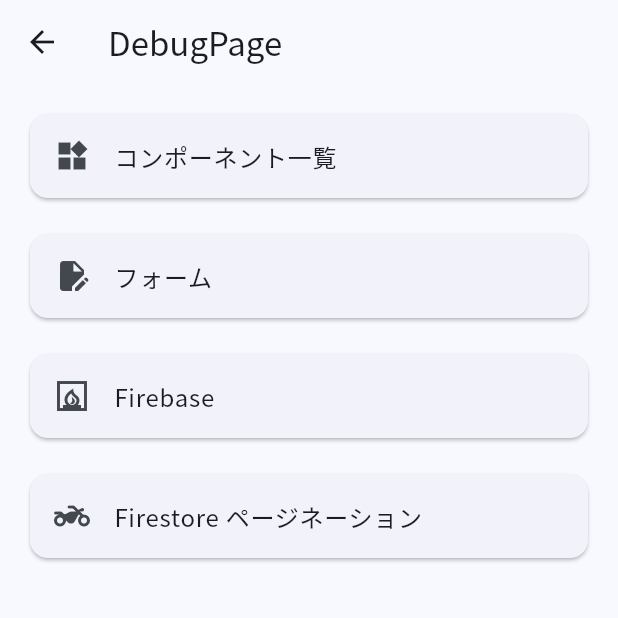
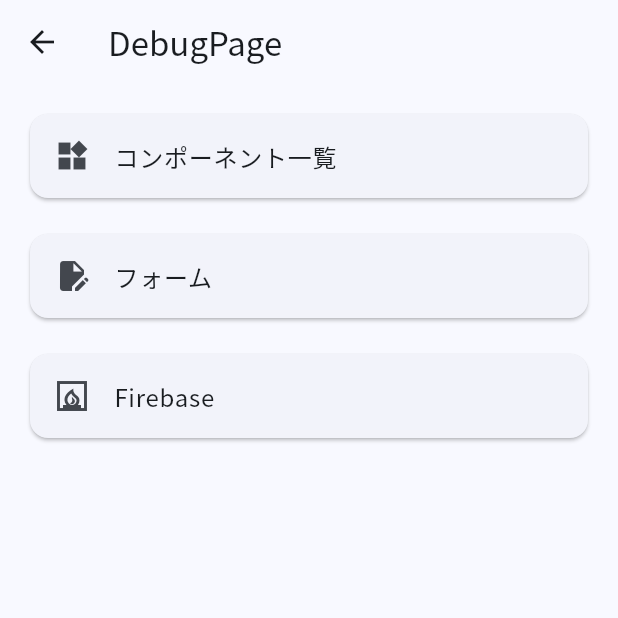
Before and after one commit to Zudah228/pampers_3rd_tfh_2025, a Flutter app: the screen it shows after launch, item 2 of the bottom bar chosen, after a tap on "デバッグ", on a phone screen of 412 x 824 dp, the top half of it. Run offline on Flutter 3.47's test engine with Material 3 defaults, Android fonts, the phone set to English and light mode, and no system bars; our stand-ins replace clock, cloud_firestore, custom_refresh_indicator, extended_image, figma_squircle, firebase_auth and 11 more; missing offline and left inert: hashlib, simple_logger; accounts and stored records are empty; generated files the repository leaves out were written again.

Commit message:
エラー解消

```diff
--- a/lib/features/debug/pages/debug_page.dart
+++ b/lib/features/debug/pages/debug_page.dart
@@ -2,7 +2,6 @@ import 'package:app/core/app/components/route_animations/route_animations.dart';
 import 'package:app/core/app/components/separator.dart';
 import 'package:app/features/debug/pages/debug_components_page.dart';
 import 'package:app/features/debug/pages/debug_firebase_page.dart';
-import 'package:app/features/debug/pages/debug_firestore_pagination_page.dart';
 import 'package:app/features/debug_form/pages/debug_form_page.dart';
 import 'package:flutter/material.dart';
 
@@ -48,13 +47,6 @@ class DebugPage extends StatelessWidget {
               Navigator.push(context, DebugFirebasePage.route());
             },
           ),
-          _ListTile(
-            leading: const Icon(Icons.two_wheeler_rounded),
-            title: const Text('Firestore ページネーション'),
-            onTap: () {
-              Navigator.push(context, DebugFirestorePaginationPage.route());
-            },
-          ),
         ].separatedWith(const SizedBox(height: 16)),
       ),
     );
```
